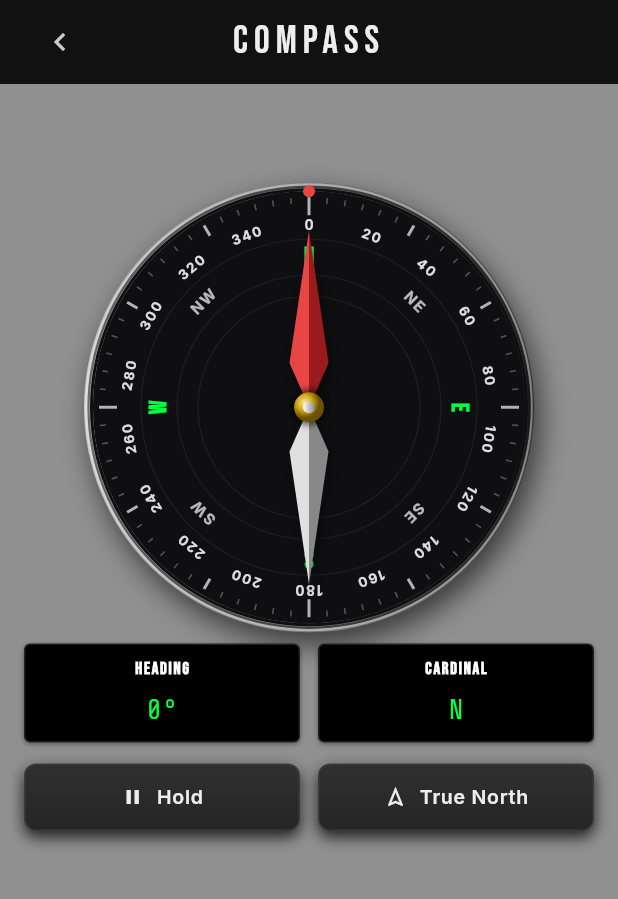
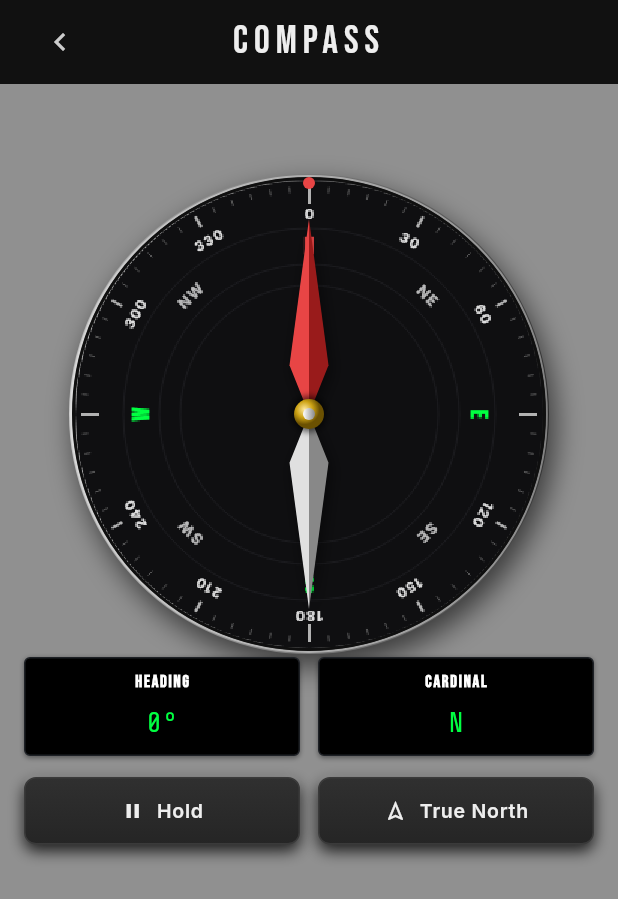
Before and after one commit to Abdallah-Labeb/Levo, a Flutter app: the CompassView screen opened directly, on a phone screen of 412 x 824 dp. Shown: the top 899 px of the screen. Run offline on Flutter 3.47's test engine with Material 3 defaults, Android fonts, the phone set to English and light mode, and no system bars; our stand-ins replace audioplayers, camera, equatable, flutter_bloc, flutter_compass, flutter_svg and 11 more; missing offline and left inert: light, noise_meter; accounts and stored records are empty; network calls fail.

Commit message:
feat: raster-cache compass dial image to prevent text jitter, restrict degrees to major ticks, make N red, and align layout spacing

```diff
--- a/lib/app/theme/app_dimensions.dart
+++ b/lib/app/theme/app_dimensions.dart
@@ -47,7 +47,7 @@ class AppDimensions {
   static const double appBarButtonSize = 40.0;
   static const double iconL = 36.0;
   static const double iconXL = 64.0;
-  static const double compassDialSize = 300.0;
+  static const double compassDialSize = 320.0;
   static const double bannerAccentWidth = 4.0;
   static const double bannerAccentHeight = 40.0;
   static const double radiusXS = 2.0;
--- a/lib/features/compass/view/compass_screen.dart
+++ b/lib/features/compass/view/compass_screen.dart
@@ -165,17 +165,22 @@ class CompassView extends StatelessWidget {
                     ),
                   ),
 
-                  // 3. Rotating Compass Rose visualizer
-                  Expanded(
-                    child: Center(
-                      child: LayoutBuilder(
+                  // 2. Spacer above the compass to push it down
+                  const Spacer(flex: 1),
+
+                  // 3. Rotating Compass Dial card visualizer (Centered)
+                  LayoutBuilder(
                     builder: (context, constraints) {
                       final double dialSize = math.min(
-                            math.min(constraints.maxWidth, constraints.maxHeight),
+                        math.min(
+                          constraints.maxWidth - 32.0,
+                          constraints.maxHeight - 32.0,
+                        ),
                         AppDimensions.compassDialSize,
                       );
 
-                          return Container(
+                      return Center(
+                        child: Container(
                           width: dialSize,
                           height: dialSize,
                           decoration: const BoxDecoration(
@@ -194,11 +199,13 @@ class CompassView extends StatelessWidget {
                               accuracy: state.accuracy,
                             ),
                           ),
+                        ),
                       );
                     },
                   ),
-                    ),
-                  ),
+
+                  // 4. Spacer below the compass to balance it
+                  const Spacer(flex: 1),
 
                   // 4. LED Digital Readout display
                   Padding(
--- a/lib/features/compass/widgets/compass_painter.dart
+++ b/lib/features/compass/widgets/compass_painter.dart
@@ -72,15 +72,12 @@ class CompassPainter extends CustomPainter {
 
   static final Map<String, TextPainter> _labelCache = {};
 
-  // Dial Picture Cache variables
-  static ui.Picture? _cachedDialPicture;
+  // Dial Image Cache variables (Raster Caching)
+  static ui.Image? _cachedDialImage;
   static double? _cachedDialRadius;
 
-  /// Builds a cached picture of the rotating dial card elements at heading = 0
-  ui.Picture _buildDialPicture(double dialRadius) {
-    final recorder = ui.PictureRecorder();
-    final canvas = Canvas(recorder);
-
+  /// Draws the rotating dial card elements onto the canvas centered at Offset.zero
+  void _drawDialCard(Canvas canvas, double dialRadius) {
     // Draw dial face (circle)
     facePaint.color = const Color(0xFF0F0F11); // Dark charcoal black
     canvas.drawCircle(Offset.zero, dialRadius, facePaint);
@@ -118,10 +115,9 @@ class CompassPainter extends CustomPainter {
       canvas.drawLine(startOffset, endOffset, activePaint);
     }
 
-    // Draw degree numbers radially every 20 degrees (except 90 & 270)
-    for (int angle = 0; angle < 360; angle += 20) {
-      if (angle == 90 || angle == 270) continue;
-
+    // Draw degree numbers radially at major ticks only (skipping 90 and 270)
+    const majorAngles = [0, 30, 60, 120, 150, 180, 210, 240, 300, 330];
+    for (final angle in majorAngles) {
       final String label = angle.toString();
       final painter = _labelCache.putIfAbsent(label, () {
         return TextPainter(
@@ -146,7 +142,7 @@ class CompassPainter extends CustomPainter {
       canvas.restore();
     }
 
-    // Draw Cardinal Labels (N, E, S, W) in neon green radially
+    // Draw Cardinal Labels (N, E, S, W) radially (N is Red, E/S/W are Neon Green)
     const cardinalLabels = {0: 'N', 90: 'E', 180: 'S', 270: 'W'};
     cardinalLabels.forEach((angle, text) {
       final painter = _labelCache.putIfAbsent(text, () {
@@ -155,7 +151,7 @@ class CompassPainter extends CustomPainter {
             text: text,
             style: AppTypography.kTitleL.copyWith(
               fontSize: 16.0,
-              color: AppColors.kDisplayGreen, // Neon Green
+              color: text == 'N' ? AppColors.kDangerRed : AppColors.kDisplayGreen,
               fontWeight: FontWeight.bold,
             ),
           ),
@@ -195,15 +191,13 @@ class CompassPainter extends CustomPainter {
       painter.paint(canvas, Offset(-painter.width / 2, -painter.height / 2));
       canvas.restore();
     });
-
-    return recorder.endRecording();
   }
 
   @override
   void paint(Canvas canvas, Size size) {
     final center = Offset(size.width / 2, size.height / 2);
     final outerRadius = math.min(size.width, size.height) / 2;
-    final dialRadius = outerRadius - 6.0;
+    final dialRadius = outerRadius - 4.0; // Expand diameter more
 
     // 1. Draw outer chrome bezel sweep gradient (3D ring) - Static
     bezelPaint.shader = AppColors.kGradientChromeSweep.createShader(
@@ -222,18 +216,28 @@ class CompassPainter extends CustomPainter {
       ..strokeWidth = 2.0;
     canvas.drawCircle(center, dialRadius + 1.0, groovePaint);
 
-    // Rebuild picture cache if necessary
-    if (_cachedDialPicture == null || _cachedDialRadius != dialRadius) {
-      _cachedDialPicture = _buildDialPicture(dialRadius);
+    // Rasterize and cache the dial image if null or radius changes (completely stable, no text shake)
+    final int imageSize = (dialRadius * 2).ceil();
+    if (_cachedDialImage == null || _cachedDialRadius != dialRadius) {
+      final recorder = ui.PictureRecorder();
+      final recordingCanvas = Canvas(recorder);
+
+      // Center the dial card drawing at (dialRadius, dialRadius)
+      recordingCanvas.translate(dialRadius, dialRadius);
+      _drawDialCard(recordingCanvas, dialRadius);
+
+      final picture = recorder.endRecording();
+      _cachedDialImage = picture.toImageSync(imageSize, imageSize);
       _cachedDialRadius = dialRadius;
     }
 
-    // 2. Rotate canvas and draw rotating dial card picture
+    // 2. Rotate canvas and draw rotating dial card image (completely stable, no text shake)
     canvas.save();
     canvas.translate(center.dx, center.dy);
     // Rotating opposite of heading so N points to North in space
     canvas.rotate(-heading * math.pi / 180.0);
-    canvas.drawPicture(_cachedDialPicture!);
+    // Draw centered raster image
+    canvas.drawImage(_cachedDialImage!, Offset(-dialRadius, -dialRadius), Paint());
     canvas.restore(); // Restore dial card rotation
 
     // 3. Draw static needle pointers (North = Faceted Red, South = Faceted Silver/Gray)
```
Lines whose indentation alone changed are shown as unchanged.
